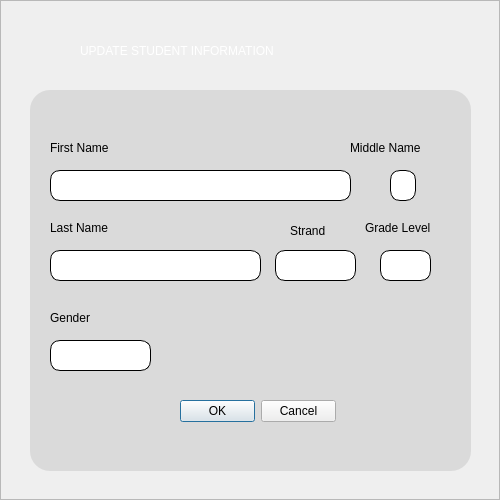
Above: ui/updateStudent.ui from HimoJCode/Automated-Attendance-Tracking before the change. Below: the same form after it.
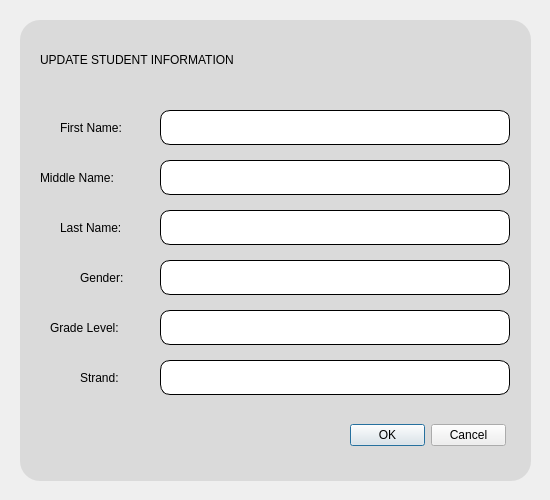
That is the form after the change. Icons and pictures are not drawn.

```diff
--- a/ui/updateStudent.ui
+++ b/ui/updateStudent.ui
@@ -6,7 +6,7 @@
    <rect>
     <x>0</x>
     <y>0</y>
-    <width>500</width>
+    <width>550</width>
     <height>500</height>
    </rect>
   </property>
@@ -33,8 +33,10 @@
     <widget class="QFrame" name="background">
      <property name="styleSheet">
       <string notr="true">QFrame#background{
-border-image: url(:/resources/moduleBG.png) 0 0 0 0 stretch stretch;
-}</string>
+border-image:url(:/resources/moduleBG.png) 0 0 0 0 stratch stretch;
+border-radius: 10px;
+}
+</string>
      </property>
      <property name="frameShape">
       <enum>QFrame::StyledPanel</enum>
@@ -42,18 +44,18 @@
      <property name="frameShadow">
       <enum>QFrame::Raised</enum>
      </property>
-     <widget class="QLabel" name="label">
+     <widget class="QLabel" name="updateStudentInformation_label">
       <property name="geometry">
        <rect>
-        <x>80</x>
-        <y>30</y>
+        <x>40</x>
+        <y>40</y>
         <width>351</width>
-        <height>41</height>
+        <height>40</height>
        </rect>
       </property>
       <property name="styleSheet">
        <string notr="true">font: 87 12pt &quot;Segoe UI Black&quot;;
-color: #ffffff;</string>
+color: #000000;</string>
       </property>
       <property name="text">
        <string>UPDATE STUDENT INFORMATION</string>
@@ -62,10 +64,10 @@
      <widget class="QFrame" name="updateFormFrame">
       <property name="geometry">
        <rect>
-        <x>30</x>
-        <y>90</y>
-        <width>441</width>
-        <height>381</height>
+        <x>20</x>
+        <y>20</y>
+        <width>511</width>
+        <height>461</height>
        </rect>
       </property>
       <property name="styleSheet">
@@ -94,82 +96,82 @@
       <widget class="QLineEdit" name="firstNameLineEdit">
        <property name="geometry">
         <rect>
-         <x>20</x>
-         <y>80</y>
-         <width>301</width>
-         <height>31</height>
+         <x>140</x>
+         <y>90</y>
+         <width>350</width>
+         <height>35</height>
         </rect>
        </property>
       </widget>
       <widget class="QLineEdit" name="lastNameLineEdit">
        <property name="geometry">
         <rect>
-         <x>20</x>
-         <y>160</y>
-         <width>211</width>
-         <height>31</height>
+         <x>140</x>
+         <y>190</y>
+         <width>350</width>
+         <height>35</height>
         </rect>
        </property>
       </widget>
       <widget class="QLabel" name="firstName_label">
        <property name="geometry">
         <rect>
-         <x>20</x>
-         <y>50</y>
+         <x>40</x>
+         <y>90</y>
          <width>91</width>
-         <height>16</height>
+         <height>35</height>
         </rect>
        </property>
        <property name="text">
-        <string>First Name</string>
+        <string>First Name:</string>
        </property>
       </widget>
       <widget class="QLabel" name="middleName_label">
        <property name="geometry">
         <rect>
-         <x>320</x>
-         <y>50</y>
+         <x>20</x>
+         <y>140</y>
          <width>111</width>
-         <height>16</height>
+         <height>35</height>
         </rect>
        </property>
        <property name="text">
-        <string>Middle Name</string>
+        <string>Middle Name:</string>
        </property>
       </widget>
-      <widget class="QLabel" name="lastNmae_label">
+      <widget class="QLabel" name="lastName_label">
        <property name="geometry">
         <rect>
-         <x>20</x>
-         <y>130</y>
-         <width>81</width>
-         <height>16</height>
+         <x>40</x>
+         <y>190</y>
+         <width>91</width>
+         <height>35</height>
         </rect>
        </property>
        <property name="text">
-        <string>Last Name</string>
+        <string>Last Name:</string>
        </property>
       </widget>
       <widget class="QLabel" name="gradeLevel_label">
        <property name="geometry">
         <rect>
-         <x>335</x>
-         <y>130</y>
-         <width>91</width>
-         <height>16</height>
+         <x>30</x>
+         <y>290</y>
+         <width>101</width>
+         <height>35</height>
         </rect>
        </property>
        <property name="text">
-        <string>Grade Level</string>
+        <string>Grade Level:</string>
        </property>
       </widget>
       <widget class="QLineEdit" name="middleNameLineEdit">
        <property name="geometry">
         <rect>
-         <x>360</x>
-         <y>80</y>
-         <width>26</width>
-         <height>31</height>
+         <x>140</x>
+         <y>140</y>
+         <width>350</width>
+         <height>35</height>
         </rect>
        </property>
        <property name="styleSheet">
@@ -179,10 +181,10 @@
       <widget class="QComboBox" name="genderComboBox">
        <property name="geometry">
         <rect>
-         <x>20</x>
-         <y>250</y>
-         <width>101</width>
-         <height>31</height>
+         <x>140</x>
+         <y>240</y>
+         <width>350</width>
+         <height>35</height>
         </rect>
        </property>
        <property name="styleSheet">
@@ -230,23 +232,23 @@
       <widget class="QLabel" name="strand_label">
        <property name="geometry">
         <rect>
-         <x>260</x>
-         <y>130</y>
-         <width>51</width>
-         <height>21</height>
+         <x>60</x>
+         <y>340</y>
+         <width>61</width>
+         <height>35</height>
         </rect>
        </property>
        <property name="text">
-        <string>Strand</string>
+        <string>Strand:</string>
        </property>
       </widget>
       <widget class="QDialogButtonBox" name="buttonBox">
        <property name="geometry">
         <rect>
-         <x>150</x>
-         <y>310</y>
+         <x>330</x>
+         <y>390</y>
          <width>156</width>
-         <height>23</height>
+         <height>50</height>
         </rect>
        </property>
        <property name="standardButtons">
@@ -256,10 +258,10 @@
       <widget class="QComboBox" name="strandComboBox">
        <property name="geometry">
         <rect>
-         <x>245</x>
-         <y>160</y>
-         <width>81</width>
-         <height>31</height>
+         <x>140</x>
+         <y>340</y>
+         <width>350</width>
+         <height>35</height>
         </rect>
        </property>
        <property name="layoutDirection">
@@ -312,10 +314,10 @@
       <widget class="QComboBox" name="gradeComboBox">
        <property name="geometry">
         <rect>
-         <x>350</x>
-         <y>160</y>
-         <width>51</width>
-         <height>31</height>
+         <x>140</x>
+         <y>290</y>
+         <width>350</width>
+         <height>35</height>
         </rect>
        </property>
        <property name="styleSheet">
@@ -362,20 +364,22 @@
         <bool>false</bool>
        </property>
       </widget>
-      <widget class="QLabel" name="lastNmae_label_2">
+      <widget class="QLabel" name="gender_label">
        <property name="geometry">
         <rect>
-         <x>20</x>
-         <y>220</y>
+         <x>60</x>
+         <y>240</y>
          <width>71</width>
-         <height>16</height>
+         <height>35</height>
         </rect>
        </property>
        <property name="text">
-        <string>Gender</string>
+        <string>Gender:</string>
        </property>
       </widget>
      </widget>
+     <zorder>updateFormFrame</zorder>
+     <zorder>updateStudentInformation_label</zorder>
     </widget>
    </item>
   </layout>
```
